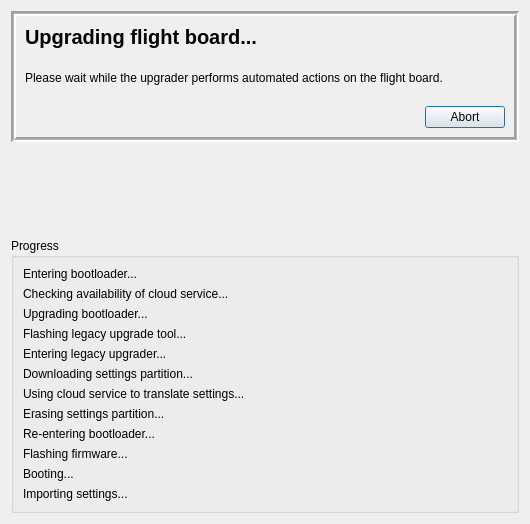
This is ground/gcs/src/plugins/uploader/upgradeassistant.ui in d-ronin/dRonin as Qt 5 draws it before an edit. The edited form follows.
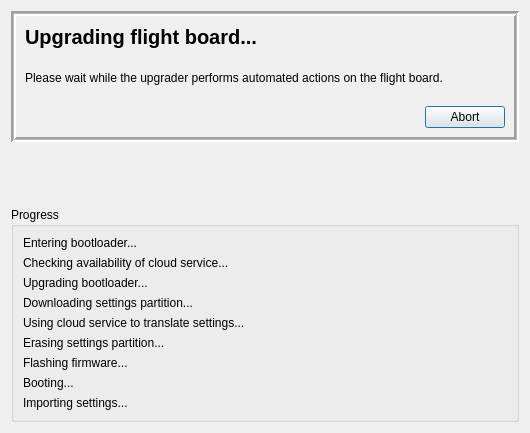
This is the edited form.

Commit message: gcs: uploader: remove legacy updater support

```diff
--- a/ground/gcs/src/plugins/uploader/upgradeassistant.ui
+++ b/ground/gcs/src/plugins/uploader/upgradeassistant.ui
@@ -7,7 +7,7 @@
     <x>0</x>
     <y>0</y>
     <width>530</width>
-    <height>524</height>
+    <height>433</height>
    </rect>
   </property>
   <property name="windowTitle">
@@ -133,32 +133,6 @@
         </property>
        </widget>
       </item>
-      <item>
-       <widget class="QLabel" name="lblProgramUpgrader">
-        <property name="font">
-         <font>
-          <weight>50</weight>
-          <bold>false</bold>
-         </font>
-        </property>
-        <property name="text">
-         <string>Flashing legacy upgrade tool...</string>
-        </property>
-        <property name="textFormat">
-         <enum>Qt::RichText</enum>
-        </property>
-       </widget>
-      </item>
-      <item>
-       <widget class="QLabel" name="lblEnterUpgrader">
-        <property name="text">
-         <string>Entering legacy upgrader...</string>
-        </property>
-        <property name="textFormat">
-         <enum>Qt::RichText</enum>
-        </property>
-       </widget>
-      </item>
       <item>
        <widget class="QLabel" name="lblDownloadSettings">
         <property name="text">
@@ -189,16 +163,6 @@
         </property>
        </widget>
       </item>
-      <item>
-       <widget class="QLabel" name="lblReenterLoader">
-        <property name="text">
-         <string>Re-entering bootloader...</string>
-        </property>
-        <property name="textFormat">
-         <enum>Qt::RichText</enum>
-        </property>
-       </widget>
-      </item>
       <item>
        <widget class="QLabel" name="lblFlashFirmware">
         <property name="text">
```
The commit also changes 4 other files.
